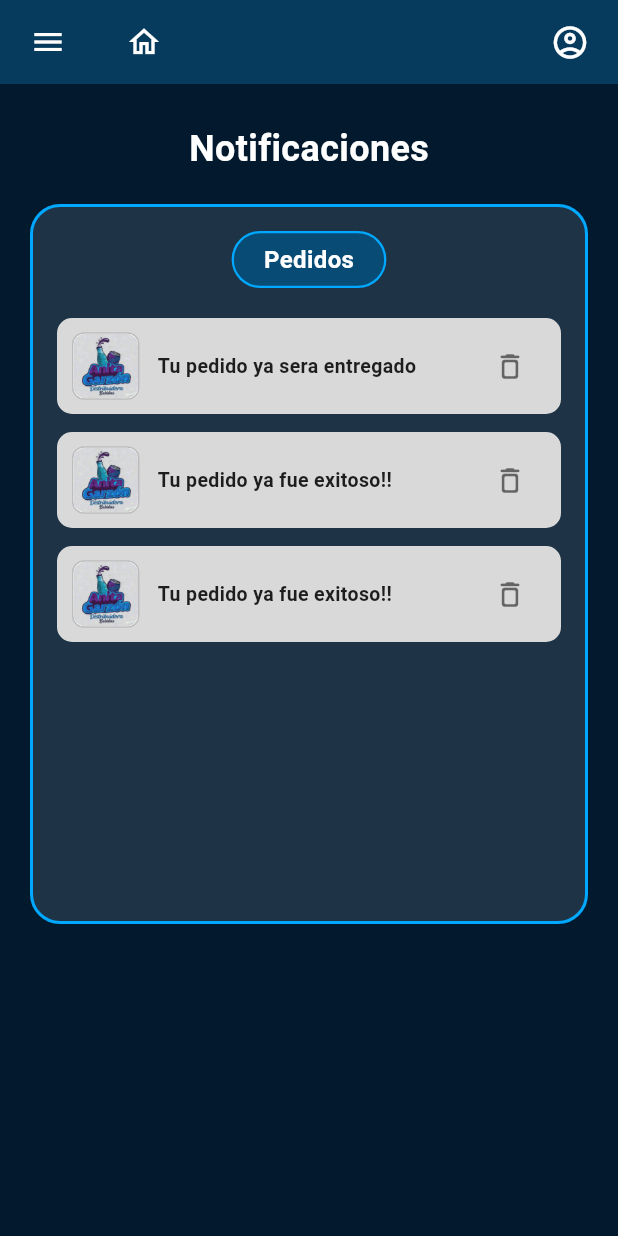
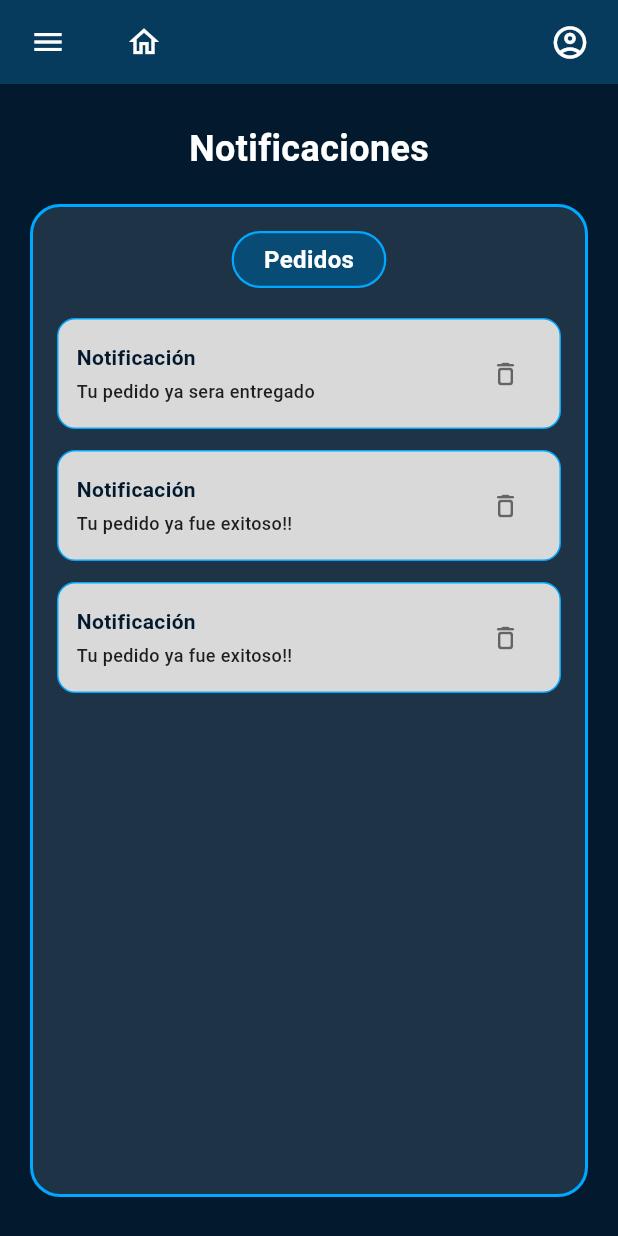
Before and after one commit to alviraxiomara-sketch/Distribuidora_Anita_Garz-n, a Flutter app: the NotificacionesAdmin screen opened directly, on a phone screen of 412 x 824 dp. Run offline on Flutter 3.47's test engine with Material 3 defaults, Android fonts, the phone set to English and light mode, and no system bars; our stand-ins replace google_sign_in, image_picker, shared_preferences; accounts and stored records are empty; network calls fail; Roboto replaces fonts that are missing (Georgia).

Commit message:
subiendo cambios

```diff
--- a/frontend/lib/screens/notificaciones_admin.dart
+++ b/frontend/lib/screens/notificaciones_admin.dart
@@ -77,6 +77,60 @@ class _NotificacionesAdminState extends State<NotificacionesAdmin> {
     });
   }
 
+  // Extraer el ID del pedido del mensaje (ej: "Nuevo pedido #7 de...")
+  int? _extraerIdPedido(String mensaje) {
+    try {
+      final regExp = RegExp(r'#(\d+)');
+      final match = regExp.firstMatch(mensaje);
+      if (match != null) {
+        return int.parse(match.group(1)!);
+      }
+    } catch (_) {}
+    return null;
+  }
+
+  // Función para aprobar o rechazar el pedido desde la notificación del admin
+  Future<void> _actualizarEstadoPedido(String mensaje, String estado) async {
+    final pedidoId = _extraerIdPedido(mensaje);
+    if (pedidoId == null) {
+      ScaffoldMessenger.of(context).showSnackBar(
+        const SnackBar(content: Text('No se pudo identificar el ID del pedido'), backgroundColor: Colors.red),
+      );
+      return;
+    }
+
+    try {
+      final prefs = await SharedPreferences.getInstance();
+      final token = prefs.getString('token');
+
+      final res = await http.put(
+        Uri.parse('${ApiConfig.baseUrl}/pedidos/$pedidoId/estado-notificar'),
+        headers: {
+          ...ApiConfig.headers,
+          if (token != null) 'Authorization': 'Bearer $token',
+        },
+        body: jsonEncode({'estado': estado}),
+      );
+
+      if (res.statusCode == 200 && mounted) {
+        ScaffoldMessenger.of(context).showSnackBar(
+          SnackBar(
+            content: Text('Pedido #$pedidoId ${estado.toLowerCase()} exitosamente y cliente notificado'),
+            backgroundColor: estado == 'APROBADO' ? Colors.green : Colors.red,
+          ),
+        );
+        _cargarNotificacionesBD();
+      } else {
+        final decoded = jsonDecode(res.body);
+        throw Exception(decoded['error'] ?? 'Error al actualizar');
+      }
+    } catch (e) {
+      ScaffoldMessenger.of(context).showSnackBar(
+        SnackBar(content: Text('Error: $e'), backgroundColor: Colors.red),
+      );
+    }
+  }
+
   // Eliminar una notificación conectada al backend
   Future<void> _eliminarNotificacion(dynamic id, int index) async {
     setState(() {
@@ -123,10 +177,14 @@ class _NotificacionesAdminState extends State<NotificacionesAdmin> {
                 _scaffoldKey.currentState?.openDrawer();
               },
             ),
-            const SizedBox(width: 16), // Separación entre la hamburguesa y la casita
+            const SizedBox(width: 16),
             // 2. Botón de la Casita (Dirige a PrincipalAdminScreen)
             IconButton(
-              icon: const Icon(Icons.home_outlined, color: Colors.white, size: 24),
+              icon: const Icon(
+                Icons.home_outlined,
+                color: Colors.white,
+                size: 24,
+              ),
               padding: EdgeInsets.zero,
               constraints: const BoxConstraints(),
               onPressed: () {
@@ -143,20 +201,22 @@ class _NotificacionesAdminState extends State<NotificacionesAdmin> {
         actions: [
           // Ícono de perfil (persona) -> Dirige a profile.dart
           IconButton(
-            icon: const Icon(Icons.account_circle_outlined, color: Colors.white, size: 26),
+            icon: const Icon(
+              Icons.account_circle_outlined,
+              color: Colors.white,
+              size: 26,
+            ),
             onPressed: () {
               Navigator.push(
                 context,
-                MaterialPageRoute(
-                  builder: (_) => const ProfileScreen(),
-                ),
+                MaterialPageRoute(builder: (_) => const ProfileScreen()),
               );
             },
           ),
           const SizedBox(width: 8),
         ],
       ),
-      body: SingleChildScrollView(
+      body: Padding(
         padding: const EdgeInsets.symmetric(horizontal: 20, vertical: 16),
         child: Column(
           children: [
@@ -172,18 +232,15 @@ class _NotificacionesAdminState extends State<NotificacionesAdmin> {
             ),
             const SizedBox(height: 20),
 
-            // Contenedor principal de notificaciones
-            Container(
+            // Contenedor principal de notificaciones ocupando el espacio restante
+            Expanded(
+              child: Container(
                 width: double.infinity,
-              constraints: const BoxConstraints(minHeight: 480),
                 padding: const EdgeInsets.all(16),
                 decoration: BoxDecoration(
                   color: const Color(0xFF384E5E).withOpacity(0.5),
                   borderRadius: BorderRadius.circular(20),
-                border: Border.all(
-                  color: const Color(0xFF00A8FF),
-                  width: 2,
-                ),
+                  border: Border.all(color: const Color(0xFF00A8FF), width: 2),
                 ),
                 child: Column(
                   children: [
@@ -193,7 +250,9 @@ class _NotificacionesAdminState extends State<NotificacionesAdmin> {
                     if (_isLoading)
                       const Padding(
                         padding: EdgeInsets.all(40.0),
-                      child: CircularProgressIndicator(color: Color(0xFF00A8FF)),
+                        child: CircularProgressIndicator(
+                          color: Color(0xFF00A8FF),
+                        ),
                       )
                     else if (_notificaciones.isEmpty)
                       const Padding(
@@ -204,24 +263,30 @@ class _NotificacionesAdminState extends State<NotificacionesAdmin> {
                         ),
                       )
                     else
-                    ListView.builder(
-                      shrinkWrap: true,
-                      physics: const NeverScrollableScrollPhysics(),
+                      Expanded(
+                        child: ListView.builder(
                           itemCount: _notificaciones.length,
                           itemBuilder: (context, index) {
                             final item = _notificaciones[index];
-                        final idNotif = item['id'] ?? item['id_notificacion'] ?? index;
+                            final idNotif =
+                                item['id'] ?? item['id_notificacion'] ?? index;
+                            final mensaje = item['mensaje'] ?? '';
 
                             return NotificacionItemCard(
                               notificacion: item,
                               onDelete: () => _eliminarNotificacion(idNotif, index),
+                              onCambiarEstado: (nuevoEstado) {
+                                _actualizarEstadoPedido(mensaje, nuevoEstado);
+                              },
                             );
                           },
+                        ),
                       ),
                   ],
                 ),
               ),
-            const SizedBox(height: 20),
+            ),
+            const SizedBox(height: 10),
           ],
         ),
       ),
--- a/frontend/lib/widgets/notificaciones.dart
+++ b/frontend/lib/widgets/notificaciones.dart
@@ -1,6 +1,5 @@
 import 'package:flutter/material.dart';
 
-/// Widget para la etiqueta/píldora superior "Pedidos"
 class BadgePedidos extends StatelessWidget {
   const BadgePedidos({super.key});
 
@@ -26,83 +25,164 @@ class BadgePedidos extends StatelessWidget {
   }
 }
 
-/// Widget para cada elemento individual de la lista de notificaciones
 class NotificacionItemCard extends StatelessWidget {
   final Map<String, dynamic> notificacion;
   final VoidCallback onDelete;
+  final Function(String nuevoEstado)? onCambiarEstado; // <--- Parámetro obligatorio agregado
 
   const NotificacionItemCard({
     super.key,
     required this.notificacion,
     required this.onDelete,
+    this.onCambiarEstado,
   });
+
+  // Visor de imagen ampliada con botón "X"
+  void _mostrarImagenAmpliada(BuildContext context, String imageUrl) {
+    showDialog(
+      context: context,
+      builder: (BuildContext context) {
+        return Dialog(
+          backgroundColor: Colors.black.withOpacity(0.95),
+          insetPadding: EdgeInsets.zero,
+          child: Stack(
+            alignment: Alignment.center,
+            children: [
+              InteractiveViewer(
+                child: Image.network(
+                  imageUrl,
+                  fit: BoxFit.contain,
+                  errorBuilder: (_, __, ___) => const Text(
+                    'No se pudo cargar la imagen',
+                    style: TextStyle(color: Colors.white),
+                  ),
+                ),
+              ),
+              Positioned(
+                top: 40,
+                right: 20,
+                child: IconButton(
+                  icon: const Icon(Icons.close, color: Colors.white, size: 32),
+                  onPressed: () => Navigator.of(context).pop(),
+                ),
+              ),
+            ],
+          ),
+        );
+      },
+    );
+  }
 
   @override
   Widget build(BuildContext context) {
+    final String titulo = notificacion['titulo'] ?? 'Notificación';
     final String mensaje = notificacion['mensaje'] ?? 'Sin mensaje';
     final String? imagenUrl = notificacion['imagen_url'];
 
+    // Detectar si es un mensaje de nuevo pedido para mostrar botones de admin
+    final bool esAdminPedido = mensaje.contains('Nuevo pedido') && onCambiarEstado != null;
+
     return Container(
-      margin: const EdgeInsets.only(bottom: 12),
-      padding: const EdgeInsets.symmetric(horizontal: 10, vertical: 8),
+      margin: const EdgeInsets.only(bottom: 14),
+      padding: const EdgeInsets.all(12),
       decoration: BoxDecoration(
-        color: const Color(0xFFD9D9D9), // Gris claro según el diseño
-        borderRadius: BorderRadius.circular(10),
+        color: const Color(0xFFD9D9D9),
+        borderRadius: BorderRadius.circular(12),
+        border: Border.all(color: const Color(0xFF00A8FF), width: 1),
       ),
-      child: Row(
+      child: Column(
+        crossAxisAlignment: CrossAxisAlignment.start,
         children: [
-          // Imagen del producto / notificación
-          Container(
-            width: 45,
-            height: 45,
+          Row(
+            children: [
+              // Miniatura del comprobante (si viene incluida)
+              if (imagenUrl != null && imagenUrl.isNotEmpty)
+                GestureDetector(
+                  onTap: () => _mostrarImagenAmpliada(context, imagenUrl),
+                  child: Container(
+                    width: 50,
+                    height: 50,
+                    margin: const EdgeInsets.only(right: 12),
                     decoration: BoxDecoration(
-              color: Colors.white,
                       borderRadius: BorderRadius.circular(8),
-              border: Border.all(color: Colors.grey.shade400),
+                      border: Border.all(color: Colors.blueAccent, width: 2),
                     ),
                     child: ClipRRect(
-              borderRadius: BorderRadius.circular(8),
-              child: imagenUrl != null && imagenUrl.isNotEmpty
-                  ? Image.network(
+                      borderRadius: BorderRadius.circular(6),
+                      child: Image.network(
                         imagenUrl,
                         fit: BoxFit.cover,
-                      errorBuilder: (_, __, ___) => const Icon(
-                        Icons.shopping_bag_outlined,
-                        color: Color(0xFF031A2E),
-                      ),
-                    )
-                  : Image.asset(
-                      'assets/images/logo.png', // Imagen local por defecto
-                      fit: BoxFit.cover,
-                      errorBuilder: (_, __, ___) => const Icon(
-                        Icons.shopping_bag_outlined,
-                        color: Color(0xFF031A2E),
+                        errorBuilder: (_, __, ___) => const Icon(Icons.receipt, size: 30),
                       ),
                     ),
                   ),
                 ),
-          const SizedBox(width: 12),
 
-          // Texto de la notificación
+              // Textos
               Expanded(
-            child: Text(
+                child: Column(
+                  crossAxisAlignment: CrossAxisAlignment.start,
+                  children: [
+                    Text(
+                      titulo,
+                      style: const TextStyle(
+                        color: Color(0xFF031A2E),
+                        fontWeight: FontWeight.bold,
+                        fontSize: 14,
+                      ),
+                    ),
+                    const SizedBox(height: 4),
+                    Text(
                       mensaje,
                       style: const TextStyle(
                         color: Colors.black87,
-                fontSize: 13,
-                fontWeight: FontWeight.w600,
+                        fontSize: 12,
+                        fontWeight: FontWeight.w500,
                       ),
-              maxLines: 2,
-              overflow: TextOverflow.ellipsis,
+                    ),
+                  ],
                 ),
               ),
 
-          // Botón de eliminar notificación
+              // Botón Borrar Notificación
               IconButton(
-            icon: const Icon(Icons.delete_outline_rounded, color: Colors.black54, size: 22),
+                icon: const Icon(Icons.delete_outline_rounded, color: Colors.black54, size: 20),
                 onPressed: onDelete,
-            tooltip: 'Eliminar notificación',
+                constraints: const BoxConstraints(),
+                padding: EdgeInsets.zero,
               ),
+            ],
+          ),
+
+          // Botones de Aprobar y Rechazar para el Admin
+          if (esAdminPedido) ...[
+            const SizedBox(height: 12),
+            const Divider(color: Colors.grey, height: 1),
+            const SizedBox(height: 8),
+            Row(
+              mainAxisAlignment: MainAxisAlignment.spaceEvenly,
+              children: [
+                ElevatedButton.icon(
+                  onPressed: () => onCambiarEstado!('APROBADO'),
+                  icon: const Icon(Icons.check_circle, color: Colors.white, size: 18),
+                  label: const Text('Aprobar', style: TextStyle(color: Colors.white, fontSize: 12)),
+                  style: ElevatedButton.styleFrom(
+                    backgroundColor: Colors.green,
+                    padding: const EdgeInsets.symmetric(horizontal: 16, vertical: 8),
+                  ),
+                ),
+                ElevatedButton.icon(
+                  onPressed: () => onCambiarEstado!('RECHAZADO'),
+                  icon: const Icon(Icons.cancel, color: Colors.white, size: 18),
+                  label: const Text('Rechazar', style: TextStyle(color: Colors.white, fontSize: 12)),
+                  style: ElevatedButton.styleFrom(
+                    backgroundColor: Colors.redAccent,
+                    padding: const EdgeInsets.symmetric(horizontal: 16, vertical: 8),
+                  ),
+                ),
+              ],
+            ),
+          ],
         ],
       ),
     );
```
Also changed, not shown: 2 other files. Lines whose indentation alone changed are shown as unchanged.
